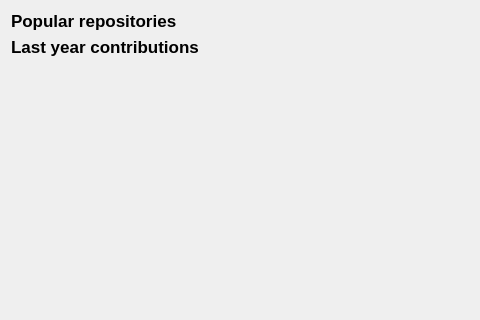
Above: src/pygithubmanager/ui/widgets/overview.ui from DomiTP/PyGitHubManager before the change; both pictures show x 0 to 480 and y 0 to 320 of the 827 by 439 pixel window. Below: the same form after it.
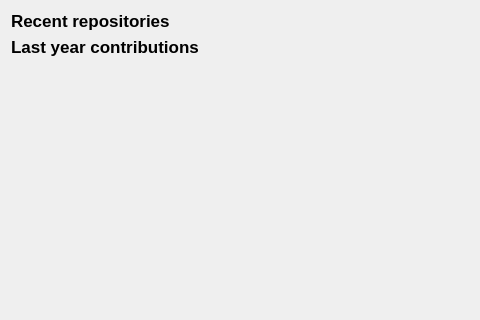
That is the form after the change.

Commit message: style: some changes in mainwindow and overview UI

What changed in the file:
```diff
--- a/src/pygithubmanager/ui/widgets/overview.ui
+++ b/src/pygithubmanager/ui/widgets/overview.ui
@@ -29,7 +29,7 @@
                         </font>
                     </property>
                     <property name="text">
-                        <string>Popular repositories</string>
+      <string>Recent repositories</string>
                     </property>
                 </widget>
             </item>
```
Lines whose indentation alone changed are shown as unchanged. The commit also changes 3 other files.
